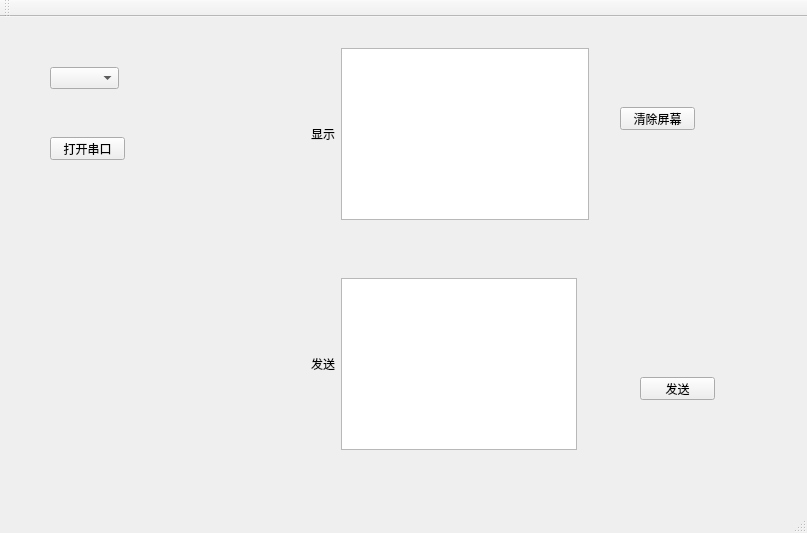
Before: the Qt Designer form shijiazhuang_54Com/mainwindow.ui in BIbiLion/LSWuqiankun, drawn with Qt 5.
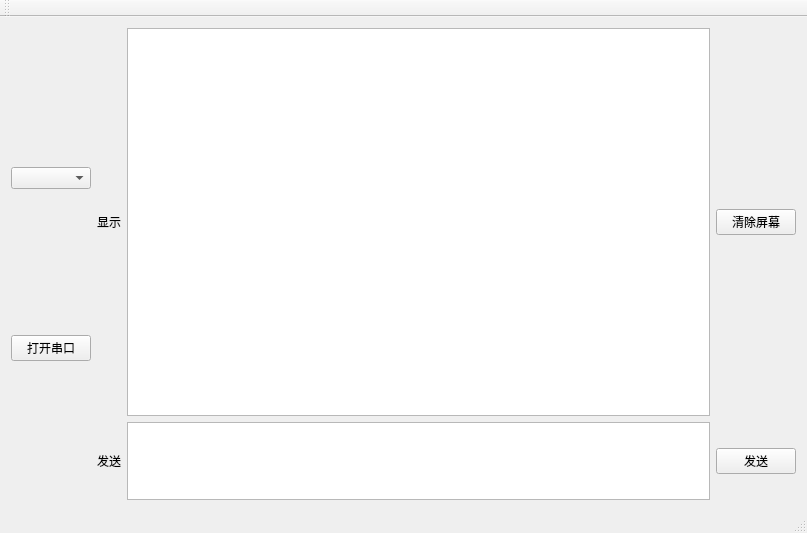
After: the same form once the commit is applied.

Diff of the .ui file:
```diff
--- a/shijiazhuang_54Com/mainwindow.ui
+++ b/shijiazhuang_54Com/mainwindow.ui
@@ -14,51 +14,67 @@
    <string>MainWindow</string>
   </property>
   <widget class="QWidget" name="centralWidget">
+   <layout class="QHBoxLayout" name="horizontalLayout_6">
+    <item>
+     <layout class="QHBoxLayout" name="horizontalLayout_5">
+      <item>
+       <layout class="QVBoxLayout" name="verticalLayout">
+        <item>
+         <spacer name="verticalSpacer_3">
+          <property name="orientation">
+           <enum>Qt::Vertical</enum>
+          </property>
+          <property name="sizeHint" stdset="0">
+           <size>
+            <width>20</width>
+            <height>40</height>
+           </size>
+          </property>
+         </spacer>
+        </item>
+        <item>
+         <widget class="QComboBox" name="comboBox"/>
+        </item>
+        <item>
+         <spacer name="verticalSpacer">
+          <property name="orientation">
+           <enum>Qt::Vertical</enum>
+          </property>
+          <property name="sizeHint" stdset="0">
+           <size>
+            <width>20</width>
+            <height>40</height>
+           </size>
+          </property>
+         </spacer>
+        </item>
+        <item>
    <widget class="QPushButton" name="openComBtn">
-    <property name="geometry">
-     <rect>
-      <x>50</x>
-      <y>120</y>
-      <width>75</width>
-      <height>23</height>
-     </rect>
-    </property>
     <property name="text">
      <string>打开串口</string>
     </property>
    </widget>
-   <widget class="QComboBox" name="comboBox">
-    <property name="geometry">
-     <rect>
-      <x>50</x>
-      <y>50</y>
-      <width>69</width>
-      <height>22</height>
-     </rect>
-    </property>
-   </widget>
-   <widget class="QPushButton" name="sendDataBtn">
-    <property name="geometry">
-     <rect>
-      <x>640</x>
-      <y>360</y>
-      <width>75</width>
-      <height>23</height>
-     </rect>
-    </property>
-    <property name="text">
-     <string>发送</string>
-    </property>
-   </widget>
-   <widget class="QWidget" name="layoutWidget">
-    <property name="geometry">
-     <rect>
-      <x>300</x>
-      <y>20</y>
-      <width>300</width>
-      <height>194</height>
-     </rect>
-    </property>
+        </item>
+        <item>
+         <spacer name="verticalSpacer_2">
+          <property name="orientation">
+           <enum>Qt::Vertical</enum>
+          </property>
+          <property name="sizeHint" stdset="0">
+           <size>
+            <width>20</width>
+            <height>40</height>
+           </size>
+          </property>
+         </spacer>
+        </item>
+       </layout>
+      </item>
+      <item>
+       <layout class="QVBoxLayout" name="verticalLayout_2" stretch="5,1">
+        <item>
+         <layout class="QHBoxLayout" name="horizontalLayout_3">
+          <item>
     <layout class="QHBoxLayout" name="horizontalLayout">
      <item>
       <widget class="QLabel" name="label">
@@ -71,16 +87,19 @@
       <widget class="QTextEdit" name="displayTextEdit"/>
      </item>
     </layout>
-   </widget>
-   <widget class="QWidget" name="layoutWidget">
-    <property name="geometry">
-     <rect>
-      <x>300</x>
-      <y>250</y>
-      <width>288</width>
-      <height>194</height>
-     </rect>
-    </property>
+          </item>
+          <item>
+           <widget class="QPushButton" name="clearCls">
+            <property name="text">
+             <string>清除屏幕</string>
+            </property>
+           </widget>
+          </item>
+         </layout>
+        </item>
+        <item>
+         <layout class="QHBoxLayout" name="horizontalLayout_4">
+          <item>
     <layout class="QHBoxLayout" name="horizontalLayout_2">
      <item>
       <widget class="QLabel" name="label_2">
@@ -93,20 +112,21 @@
       <widget class="QTextEdit" name="sendTextEdit"/>
      </item>
     </layout>
-   </widget>
-   <widget class="QPushButton" name="clearCls">
-    <property name="geometry">
-     <rect>
-      <x>620</x>
-      <y>90</y>
-      <width>75</width>
-      <height>23</height>
-     </rect>
-    </property>
+          </item>
+          <item>
+           <widget class="QPushButton" name="sendDataBtn">
     <property name="text">
-     <string>清除屏幕</string>
-    </property>
-   </widget>
+             <string>发送</string>
+            </property>
+           </widget>
+          </item>
+         </layout>
+        </item>
+       </layout>
+      </item>
+     </layout>
+    </item>
+   </layout>
   </widget>
   <widget class="QMenuBar" name="menuBar">
    <property name="geometry">
```
Lines whose indentation alone changed are shown as unchanged.
